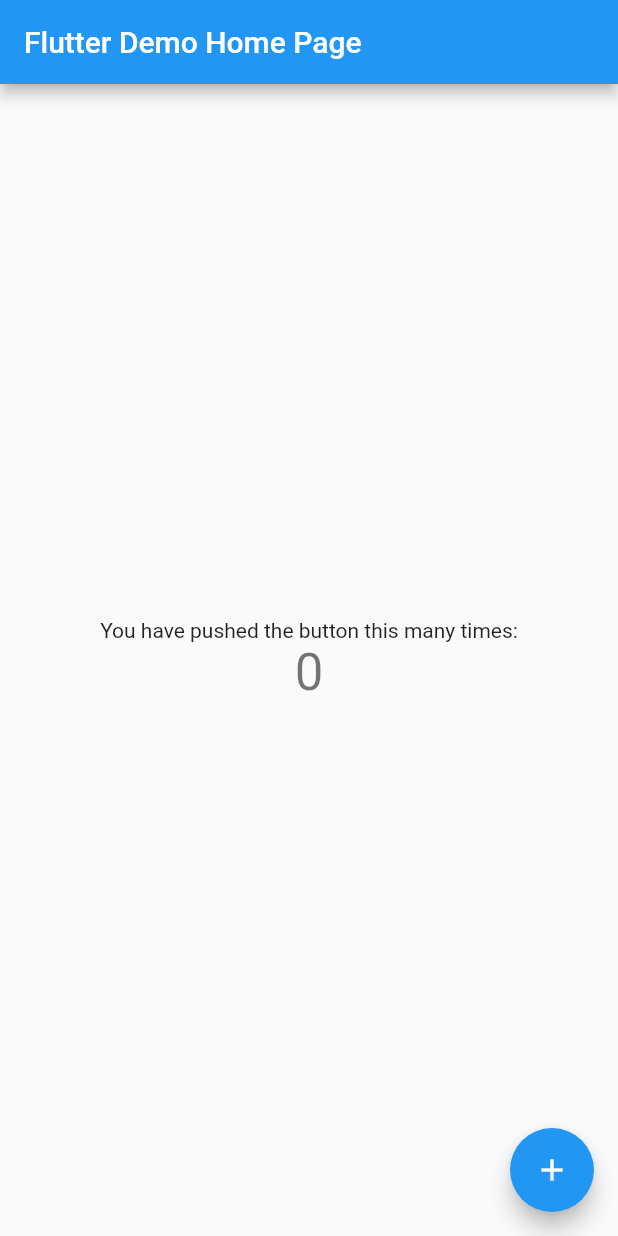
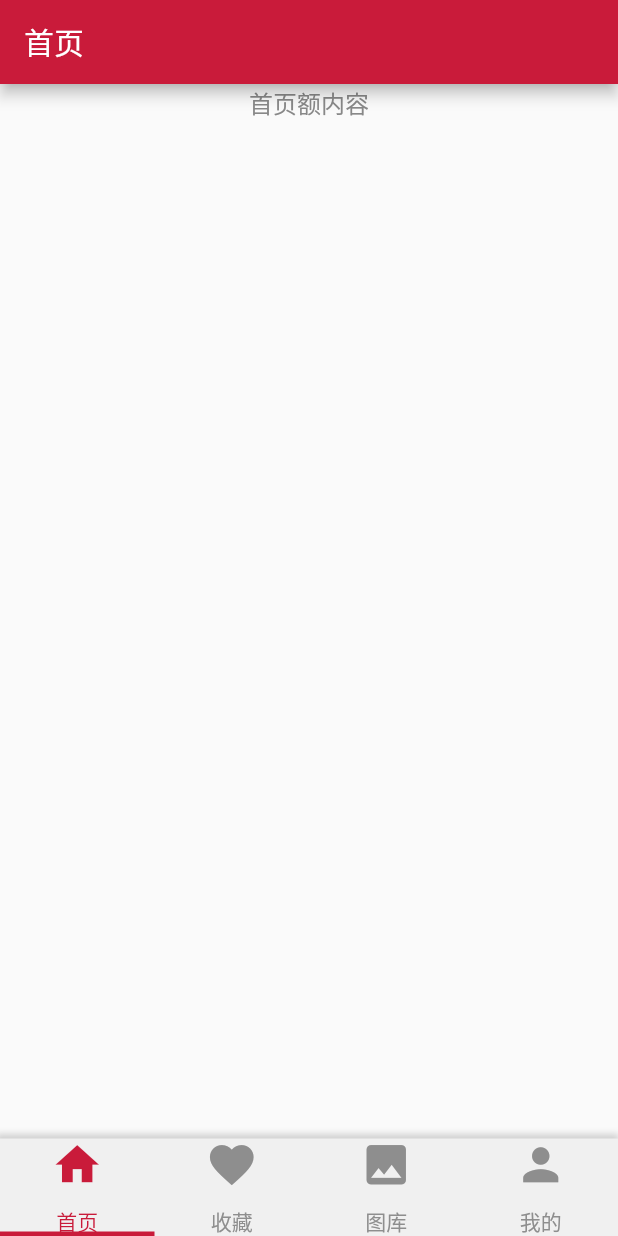
Before and after one commit to YGragon/Flutter-WanAndroid, a Flutter app: the screen it shows after launch, on a phone screen of 412 x 824 dp. Run offline on Flutter 3.47's test engine with Material 2 defaults, Android fonts, the phone set to English and light mode, and no system bars; our stand-ins replace fluro, shared_preferences, sqflite; accounts and stored records are empty; statements that could not run were skipped.

Commit message:
完成底部导航栏渐变效果

```diff
--- a/lib/main.dart
+++ b/lib/main.dart
@@ -1,111 +1,67 @@
+import 'package:fluro/fluro.dart';
 import 'package:flutter/material.dart';
+import 'package:flutter_wanandroid/main_page.dart';
+import 'package:flutter_wanandroid/routers/application.dart';
+import 'package:flutter_wanandroid/routers/routes.dart';
+import 'package:flutter_wanandroid/utils/provider.dart';
+import 'package:flutter_wanandroid/utils/shared_preferences.dart';
 
-void main() => runApp(MyApp());
+
+const int ThemeColor = 0xFFC91B3A;
+SpUtil sp;
+var db;
+
+
+void main() async {
+  // 创建数据库
+  final provider = new Provider();
+  // 数据库初始化
+  await provider.init(true);
+  // 获取 SP 对象
+  sp = await SpUtil.getInstance();
+  // 得到单例对象的 搜索 管理对象
+//  new SearchHistoryList(sp);
+
+  db = Provider.db;
+  runApp(new MyApp());
+}
 
 class MyApp extends StatelessWidget {
-  // This widget is the root of your application.
-  @override
-  Widget build(BuildContext context) {
-    return MaterialApp(
-      title: 'Flutter Demo',
-      theme: ThemeData(
-        // This is the theme of your application.
-        //
-        // Try running your application with "flutter run". You'll see the
-        // application has a blue toolbar. Then, without quitting the app, try
-        // changing the primarySwatch below to Colors.green and then invoke
-        // "hot reload" (press "r" in the console where you ran "flutter run",
-        // or simply save your changes to "hot reload" in a Flutter IDE).
-        // Notice that the counter didn't reset back to zero; the application
-        // is not restarted.
-        primarySwatch: Colors.blue,
-      ),
-      home: MyHomePage(title: 'Flutter Demo Home Page'),
-    );
+  MyApp(){
+    final router = new Router();
+    // 初始化路由
+    Routes.configureRoutes(router);
+
+    Application.router = router;
   }
-}
 
-class MyHomePage extends StatefulWidget {
-  MyHomePage({Key key, this.title}) : super(key: key);
-
-  // This widget is the home page of your application. It is stateful, meaning
-  // that it has a State object (defined below) that contains fields that affect
-  // how it looks.
-
-  // This class is the configuration for the state. It holds the values (in this
-  // case the title) provided by the parent (in this case the App widget) and
-  // used by the build method of the State. Fields in a Widget subclass are
-  // always marked "final".
-
-  final String title;
-
-  @override
-  _MyHomePageState createState() => _MyHomePageState();
-}
-
-class _MyHomePageState extends State<MyHomePage> {
-  int _counter = 0;
-
-  void _incrementCounter() {
-    setState(() {
-      // This call to setState tells the Flutter framework that something has
-      // changed in this State, which causes it to rerun the build method below
-      // so that the display can reflect the updated values. If we changed
-      // _counter without calling setState(), then the build method would not be
-      // called again, and so nothing would appear to happen.
-      _counter++;
-    });
+  showWelcomePage() {
+    // 暂时关掉欢迎介绍
+    return MainPage();
   }
 
   @override
   Widget build(BuildContext context) {
-    // This method is rerun every time setState is called, for instance as done
-    // by the _incrementCounter method above.
-    //
-    // The Flutter framework has been optimized to make rerunning build methods
-    // fast, so that you can just rebuild anything that needs updating rather
-    // than having to individually change instances of widgets.
-    return Scaffold(
-      appBar: AppBar(
-        // Here we take the value from the MyHomePage object that was created by
-        // the App.build method, and use it to set our appbar title.
-        title: Text(widget.title),
-      ),
-      body: Center(
-        // Center is a layout widget. It takes a single child and positions it
-        // in the middle of the parent.
-        child: Column(
-          // Column is also layout widget. It takes a list of children and
-          // arranges them vertically. By default, it sizes itself to fit its
-          // children horizontally, and tries to be as tall as its parent.
-          //
-          // Invoke "debug painting" (press "p" in the console, choose the
-          // "Toggle Debug Paint" action from the Flutter Inspector in Android
-          // Studio, or the "Toggle Debug Paint" command in Visual Studio Code)
-          // to see the wireframe for each widget.
-          //
-          // Column has various properties to control how it sizes itself and
-          // how it positions its children. Here we use mainAxisAlignment to
-          // center the children vertically; the main axis here is the vertical
-          // axis because Columns are vertical (the cross axis would be
-          // horizontal).
-          mainAxisAlignment: MainAxisAlignment.center,
-          children: <Widget>[
-            Text(
-              'You have pushed the button this many times:',
-            ),
-            Text(
-              '$_counter',
-              style: Theme.of(context).textTheme.display1,
-            ),
-          ],
+    return new MaterialApp(
+      title: 'title',
+      theme: new ThemeData(
+        primaryColor: Color(ThemeColor),
+        backgroundColor: Color(0xFFEFEFEF),
+        accentColor: Color(0xFF888888),
+        textTheme: TextTheme(
+          //设置Material的默认字体样式
+          body1: TextStyle(color: Color(0xFF888888), fontSize: 16.0),
+        ),
+        iconTheme: IconThemeData(
+          color: Color(ThemeColor),
+          size: 35.0,
         ),
       ),
-      floatingActionButton: FloatingActionButton(
-        onPressed: _incrementCounter,
-        tooltip: 'Increment',
-        child: Icon(Icons.add),
-      ), // This trailing comma makes auto-formatting nicer for build methods.
+      home: new Scaffold(
+          body: showWelcomePage()
+      ),
+      // 生成路由的回调函数，当导航的命名路由的时候，会使用这个来生成界面
+      onGenerateRoute: Application.router.generator,
     );
   }
 }
--- /dev/null
+++ b/lib/main_page.dart
@@ -0,0 +1,126 @@
+
+import 'package:flutter/material.dart';
+import 'package:flutter/rendering.dart';
+import 'package:flutter_wanandroid/routers/application.dart';
+import 'package:flutter_wanandroid/utils/provider.dart';
+import 'package:flutter_wanandroid/utils/shared_preferences.dart';
+import 'package:flutter_wanandroid/views/collection_page/collection_page.dart';
+import 'package:flutter_wanandroid/views/home_page/home_page.dart';
+import 'package:flutter_wanandroid/views/mine_page/mine_page.dart';
+import 'package:flutter_wanandroid/views/photo_page/photo_page.dart';
+
+
+const int ThemeColor = 0xFFC91B3A;
+
+class MainPage extends StatefulWidget {
+  @override
+  State<StatefulWidget> createState() {
+    return _MyHomePageState();
+  }
+}
+
+class _MyHomePageState extends State<MainPage> with SingleTickerProviderStateMixin {
+
+  SpUtil sp;
+
+  TabController controller;
+  String data = '无';
+  String appBarTitle = tabData[0]['text'];
+  static List tabData = [
+    {'text': '首页', 'icon': new Icon(Icons.home)},
+    {'text': '收藏', 'icon': new Icon(Icons.favorite)},
+    {'text': '图库', 'icon': new Icon(Icons.photo)},
+    {'text': '我的', 'icon': new Icon(Icons.person)}
+  ];
+
+  List<Widget> myTabs = [];
+
+  @override
+  void initState() {
+    super.initState();
+
+//    initSearchHistory();
+    controller = new TabController(
+        initialIndex: 0, vsync: this, length: 4); // 这里的length 决定有多少个底导 submenus
+    for (int i = 0; i < tabData.length; i++) {
+      myTabs.add(new Tab(text: tabData[i]['text'], icon: tabData[i]['icon']));
+    }
+
+    /// 滑动监听
+    controller.addListener(() {
+      if (controller.indexIsChanging) {
+        _onTabChange();
+      }
+    });
+    Application.controller = controller;
+  }
+
+  @override
+  void dispose() {
+    controller.dispose();
+    super.dispose();
+  }
+
+  /// 初始化搜索历史列表
+  initSearchHistory() async {
+    sp = await SpUtil.getInstance();
+//    String json = sp.getString(SharedPreferencesKeys.searchHistory);
+//    print("json $json");
+//    searchHistoryList = SearchHistoryList.fromJSON(json);
+  }
+
+
+
+  @override
+  Widget build(BuildContext context) {
+    var db = Provider.db;
+
+    return new Scaffold(
+      appBar: new AppBar(title: new Text("首页"),),
+      body: new TabBarView(controller: controller, children: <Widget>[
+        new HomePage(),
+        new CollectionPage(),
+        new PhotoPage(),
+        new MinePage(),
+      ]),
+      bottomNavigationBar: Material(
+        color: const Color(0xFFF0EEEF), //底部导航栏主题颜色
+        child: SafeArea(
+          child: Container(
+            height: 65.0,
+            /// 渐变效果
+            decoration: BoxDecoration(
+              color: const Color(0xFFF0F0F0),
+              boxShadow: <BoxShadow>[
+                BoxShadow(
+                  color: const Color(0xFFd0d0d0),
+                  blurRadius: 3.0,
+                  spreadRadius: 2.0,
+                  offset: Offset(-1.0, -1.0),
+                ),
+              ],
+            ),
+            child: TabBar(
+                controller: controller,
+                indicatorColor: Theme.of(context).primaryColor,
+                //tab标签的下划线颜色
+                // labelColor: const Color(0xFF000000),
+                indicatorWeight: 3.0,
+                labelColor: Theme.of(context).primaryColor,
+                unselectedLabelColor: const Color(0xFF8E8E8E),
+                tabs: myTabs),
+          ),
+        ),
+      ),
+    );
+  }
+
+  /// 底部tab点击
+  void _onTabChange() {
+    if (this.mounted) {
+      this.setState(() {
+        appBarTitle = tabData[controller.index]['text'];
+      });
+    }
+  }
+}
--- /dev/null
+++ b/lib/resources/shared_preferences_keys.dart
@@ -0,0 +1,27 @@
+//enum DateType {
+//  Int,
+//  Double,
+//  Bool,
+//  String,
+//  Dynamic
+//}
+
+//class spKey {
+//  String name;
+//  DateType type;
+//
+//  spKey({this.name, this.type});
+//}
+
+class SharedPreferencesKeys {
+  /// boolean
+  /// 用于欢迎页面. 只有第一次访问才会显示. 或者手动将这个值设为false
+  static String showWelcome = 'loginWelcone';
+  /// json
+  /// 用于存放搜索页的搜索数据.
+  /// [{
+  ///  name: 'name'
+  ///
+  /// }]
+  static String searchHistory = 'searchHistory';
+}
--- /dev/null
+++ b/lib/routers/application.dart
@@ -0,0 +1,16 @@
+import 'package:fluro/fluro.dart';
+import 'package:flutter/material.dart';
+import 'package:flutter_wanandroid/utils/shared_preferences.dart';
+
+class Application {
+  static Router router;
+  static TabController controller;
+  static SpUtil sharePeferences;
+
+  static Map<String, String> github = {
+    'widgetsURL':'https://github.com/alibaba/flutter-go/blob/develop/lib/widgets/',
+    //'develop':'https://github.com/alibaba-paimai-frontend/flutter-common-widgets-app/tree/develop/lib/widgets/',
+    //'master':'https://github.com/alibaba-paimai-frontend/flutter-common-widgets-app/tree/master/lib/widgets/'
+  };
+
+}
--- /dev/null
+++ b/lib/routers/router_handler.dart
@@ -0,0 +1,36 @@
+import 'package:flutter/material.dart';
+import 'package:fluro/fluro.dart';
+import 'package:flutter_wanandroid/views/collection_page/collection_page.dart';
+import 'package:flutter_wanandroid/views/home_page/home_page.dart';
+import 'package:flutter_wanandroid/views/web_page/webview_page.dart';
+
+
+
+// app的首页
+var homeHandler = new Handler(
+  handlerFunc: (BuildContext context, Map<String, List<String>> params) {
+    return new HomePage();
+  },
+);
+
+var categoryHandler = new Handler(
+  handlerFunc: (BuildContext context, Map<String, List<String>> params) {
+    String name = params["type"]?.first;
+
+    return new CollectionPage();
+  },
+);
+
+//var widgetNotFoundHandler = new Handler(
+//    handlerFunc: (BuildContext context, Map<String, List<String>> params) {
+//      return new WidgetNotFound();
+//    });
+
+
+
+var webViewPageHand = new Handler(
+    handlerFunc: (BuildContext context, Map<String, List<String>> params) {
+      String title = params['title']?.first;
+      String url = params['url']?.first;
+      return new WebViewPage(url, title);
+    });
--- /dev/null
+++ b/lib/routers/routes.dart
@@ -0,0 +1,29 @@
+
+import 'package:fluro/fluro.dart';
+import 'package:flutter/material.dart';
+
+import './router_handler.dart';
+
+class Routes {
+  static String root = "/";
+  static String home = "/home";
+  static String widgetDemo = '/widget-demo';
+  static String codeView = '/code-view';
+  static String webViewPage = '/web-view-page';
+
+  static void configureRoutes(Router router) {
+    // 路径出错页面
+    router.notFoundHandler = new Handler(
+        handlerFunc: (BuildContext context, Map<String, List<String>> params) {
+        });
+    // 首页
+    router.define(home, handler: homeHandler);
+    // 分类
+    router.define('/category/:type', handler: categoryHandler);
+    // 404 页面
+//    router.define('/category/error/404', handler: widgetNotFoundHandler);
+    // 详情页面
+    router.define(webViewPage,handler:webViewPageHand);
+
+  }
+}
--- /dev/null
+++ b/lib/views/home_page/home_page.dart
@@ -0,0 +1,64 @@
+import 'dart:async';
+
+import 'package:flutter/material.dart';
+import 'package:shared_preferences/shared_preferences.dart';
+
+
+
+// ValueKey<String> key;
+
+class HomePage extends StatefulWidget {
+  @override
+  FirstPageState createState() => new FirstPageState();
+}
+
+class FirstPageState extends State<HomePage> with AutomaticKeepAliveClientMixin{
+  Future<SharedPreferences> _prefs = SharedPreferences.getInstance();
+  Future<bool> _unKnow;
+//  GlobalKey<DisclaimerMsgState> key;
+
+  @override
+  bool get wantKeepAlive => true;
+
+
+
+
+
+  /// banner
+  headerView(){
+    return
+      Column(
+        children: <Widget>[
+          SizedBox(height: 1, child:Container(color: Theme.of(context).primaryColor)),
+          SizedBox(height: 10),
+        ],
+      );
+
+  }
+
+  @override
+  Widget build(BuildContext context) {
+    super.build(context);
+    return new Column(
+        children: <Widget>[
+//          new Stack(
+//            //alignment: const FractionalOffset(0.9, 0.1),//方法一
+//            children: <Widget>[
+//            Pagination(),
+//            Positioned(//方法二
+//              top: 10.0,
+//              left: 0.0,
+//              child: DisclaimerMsg(key:key,pWidget:this)
+//            ),
+//          ]),
+//          SizedBox(height: 2, child:Container(color: Theme.of(context).primaryColor)),
+          new Expanded(
+            //child: new List(),
+            child: new Text("首页额内容"),
+//              child: listComp.ListRefresh(getIndexListData,makeCard,headerView)
+          )
+        ]
+
+    );
+  }
+}
```
Also changed, not shown: lib/utils/provider.dart (added, +93 -0 lines), lib/utils/shared_preferences.dart (added, +120 -0 lines), lib/views/collection_page/collection_page.dart (added, +19 -0 lines), lib/views/mine_page/mine_page.dart (added, +21 -0 lines), lib/views/photo_page/photo_page.dart (added, +22 -0 lines), lib/views/web_page/webview_page.dart (added, +18 -0 lines), pubspec.yaml (+4 -3 lines), 1 other file.
